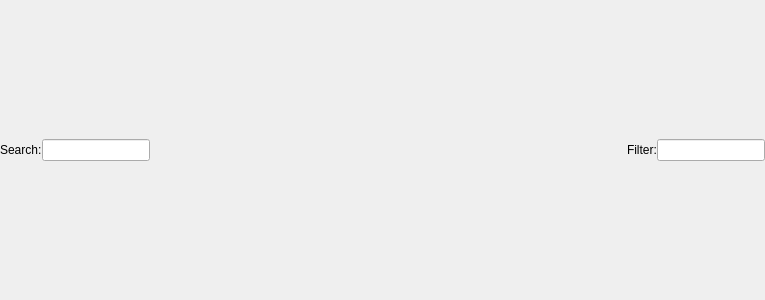
epcpower/st, file epyqlib/searchbox.ui: the form before one commit.
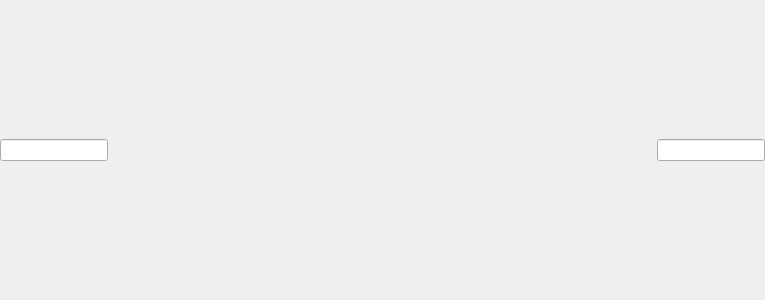
The form after the commit.

Commit message: Remove search and filter labels in favor of ghost-text

```diff
--- a/epyqlib/searchbox.ui
+++ b/epyqlib/searchbox.ui
@@ -29,13 +29,6 @@
    <property name="bottomMargin">
     <number>0</number>
    </property>
-   <item>
-    <widget class="QLabel" name="ui_search_label">
-     <property name="text">
-      <string>Search:</string>
-     </property>
-    </widget>
-   </item>
    <item>
     <widget class="QLineEdit" name="ui_search_text">
      <property name="sizePolicy">
@@ -62,13 +55,6 @@
      </property>
     </spacer>
    </item>
-   <item>
-    <widget class="QLabel" name="ui_filter_label">
-     <property name="text">
-      <string>Filter:</string>
-     </property>
-    </widget>
-   </item>
    <item>
     <widget class="QLineEdit" name="ui_filter_text">
      <property name="sizePolicy">
```
Left out of the diff: 2 changed lines with no effect on the pictures. The commit also changes 1 other file.
